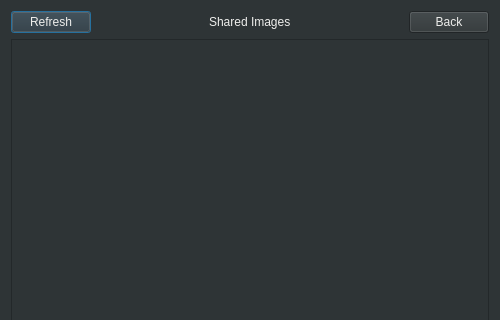
This is sharedimagesdialog.ui in hassan-kandil/DistImage as Qt 5 draws it before an edit; both pictures show x 0 to 500 and y 0 to 320 of the 500 by 500 pixel window. The edited form follows.
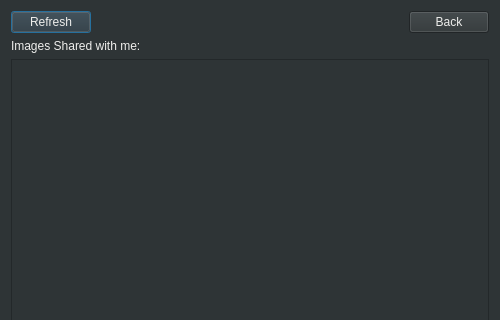
This is the edited form.

Patch:
```diff
--- a/sharedimagesdialog.ui
+++ b/sharedimagesdialog.ui
@@ -30,29 +30,6 @@
        </property>
       </widget>
      </item>
-     <item>
-      <spacer name="horizontalSpacer_4">
-       <property name="orientation">
-        <enum>Qt::Horizontal</enum>
-       </property>
-       <property name="sizeHint" stdset="0">
-        <size>
-         <width>40</width>
-         <height>20</height>
-        </size>
-       </property>
-      </spacer>
-     </item>
-     <item>
-      <widget class="QLabel" name="lbl_user">
-       <property name="styleSheet">
-        <string notr="true">color: rgb(238, 238, 236)</string>
-       </property>
-       <property name="text">
-        <string>Shared Images</string>
-       </property>
-      </widget>
-     </item>
      <item>
       <spacer name="horizontalSpacer">
        <property name="orientation">
@@ -78,6 +55,16 @@
      </item>
     </layout>
    </item>
+   <item>
+    <widget class="QLabel" name="lbl_user">
+     <property name="styleSheet">
+      <string notr="true">color: rgb(238, 238, 236)</string>
+     </property>
+     <property name="text">
+      <string>Images Shared with me:</string>
+     </property>
+    </widget>
+   </item>
    <item>
     <widget class="QListWidget" name="listWidget">
      <property name="styleSheet">
```
